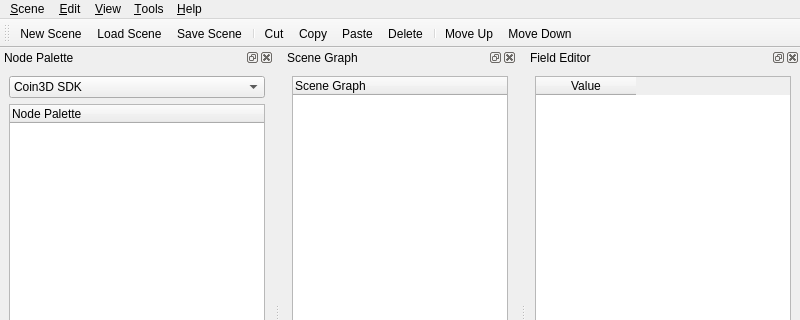
iocroblab/coindesigner, file ui/mainwindow.ui: the form before one commit; both pictures show x 0 to 800 and y 0 to 320 of the 800 by 600 pixel window.
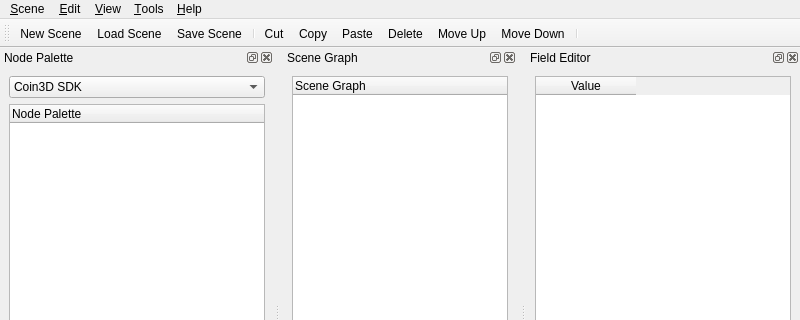
The form after the commit. Icons and pictures are not drawn.

Patch:
```diff
--- a/ui/mainwindow.ui
+++ b/ui/mainwindow.ui
@@ -171,9 +171,9 @@
    <addaction name="actionCopy" />
    <addaction name="actionPaste" />
    <addaction name="actionDelete" />
-   <addaction name="separator" />
    <addaction name="actionMove_Up" />
    <addaction name="actionMove_Down" />
+   <addaction name="separator" />
   </widget>
   <widget class="QDockWidget" name="nodePalette_dockWidget" >
    <property name="sizePolicy" >
```
Left out of the diff: 19 changed lines with no effect on the pictures.
